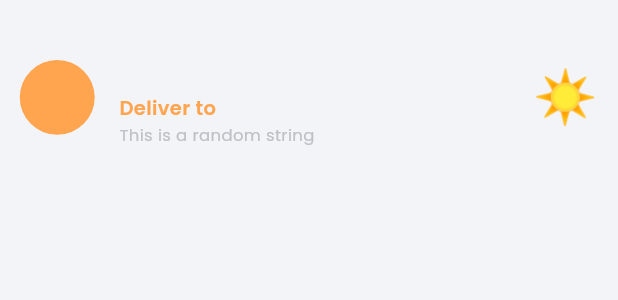
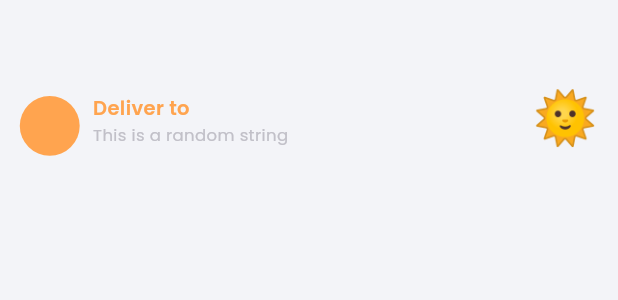
Before and after one commit to Phosah/foodie, a Flutter app: the CustomAppBar widget shown alone on an empty page, opened directly, on a phone screen of 412 x 824 dp. Shown: the top 300 px of the screen. Run offline on Flutter 3.47's test engine with Material 3 defaults, Android fonts, the phone set to English and light mode, and no system bars; our stand-ins replace flutter_screenutil, flutter_vector_icons, get, get_storage, google_fonts; accounts and stored records are empty; network calls fail.

```diff
--- a/lib/common/custom_appbar.dart
+++ b/lib/common/custom_appbar.dart
@@ -14,28 +14,58 @@ class CustomAppBar extends StatelessWidget {
       height: 110.h,
       width: width,
       color: kOffWhite,
-      child:  Container(
+      child: Container(
         margin: EdgeInsets.only(top: 20.h),
         child: Row(
           mainAxisAlignment: MainAxisAlignment.spaceBetween,
+          crossAxisAlignment: CrossAxisAlignment.end,
+          children: [
+            Row(
+              crossAxisAlignment: CrossAxisAlignment.end,
               children: [
                 CircleAvatar(
-               radius: 25.r,
+                  radius: 20.r,
                   backgroundColor: kSecondary,
                   // backgroundImage: NetworkImage(""),
                 ),
-            Padding(padding: EdgeInsets.only(bottom: 6.h, left: 8.w), child:  Column(
+                Padding(
+                  padding: EdgeInsets.only(bottom: 6.h, left: 8.w),
+                  child: Column(
                     mainAxisAlignment: MainAxisAlignment.end,
                     crossAxisAlignment: CrossAxisAlignment.start,
                     children: [
-                ReusableText(text: "Deliver to", style: appStyle(13, kSecondary, FontWeight.w600)),
-                SizedBox(width: width * 0.65, child: Text('This is a random string', overflow: TextOverflow.ellipsis, style: appStyle(11, kGrayLight, FontWeight.normal),)),
+                      ReusableText(
+                          text: "Deliver to",
+                          style: appStyle(13, kSecondary, FontWeight.w600)),
+                      SizedBox(
+                          width: width * 0.65,
+                          child: Text(
+                            'This is a random string',
+                            overflow: TextOverflow.ellipsis,
+                            style: appStyle(11, kGrayLight, FontWeight.normal),
+                          )),
                     ],
-            ),),
-            const Text('☀️', style: TextStyle(fontSize: 35),)
+                  ),
+                ),
+              ],
+            ),
+            Text(getTimeOfDay(), style: const TextStyle(fontSize: 35))
           ],
         ),
       ),
     );
   }
+
+  String getTimeOfDay() {
+    DateTime now = DateTime.now();
+    int hour = now.hour;
+
+    if (hour >= 0 && hour < 12) {
+      return '🌞';
+    } else if (hour >= 12 && hour < 16) {
+      return '⛅';
+    } else {
+      return '🌙';
     }
+  }
+}
--- a/lib/constants/constants.dart
+++ b/lib/constants/constants.dart
@@ -1,6 +1,7 @@
 import 'dart:ui';
 
 import 'package:flutter_screenutil/flutter_screenutil.dart';
+
 String googleApiKey = '';
 
 const kPrimary = Color(0xFF30b9b2);
@@ -19,5 +20,4 @@ const kOffWhite = Color(0xffF3F4F8);
 double height = 825.h;
 double width = 375.w;
 
-
 const String appBaseUrl = "http://localhost:6003";
```
Also changed, not shown: lib/common/custom_container.dart (+4 -5 lines), lib/controllers/category_controller.dart (added, +19 -0 lines), lib/views/categories/all_categories.dart (added, +12 -0 lines), lib/views/home/home_page.dart (+9 -3 lines), lib/views/home/widgets/category_list.dart (added, +23 -0 lines), lib/views/home/widgets/category_widget.dart (added, +65 -0 lines), lib/views/profile/profile_page.dart (+9 -2 lines). Lines whose indentation alone changed are shown as unchanged.
